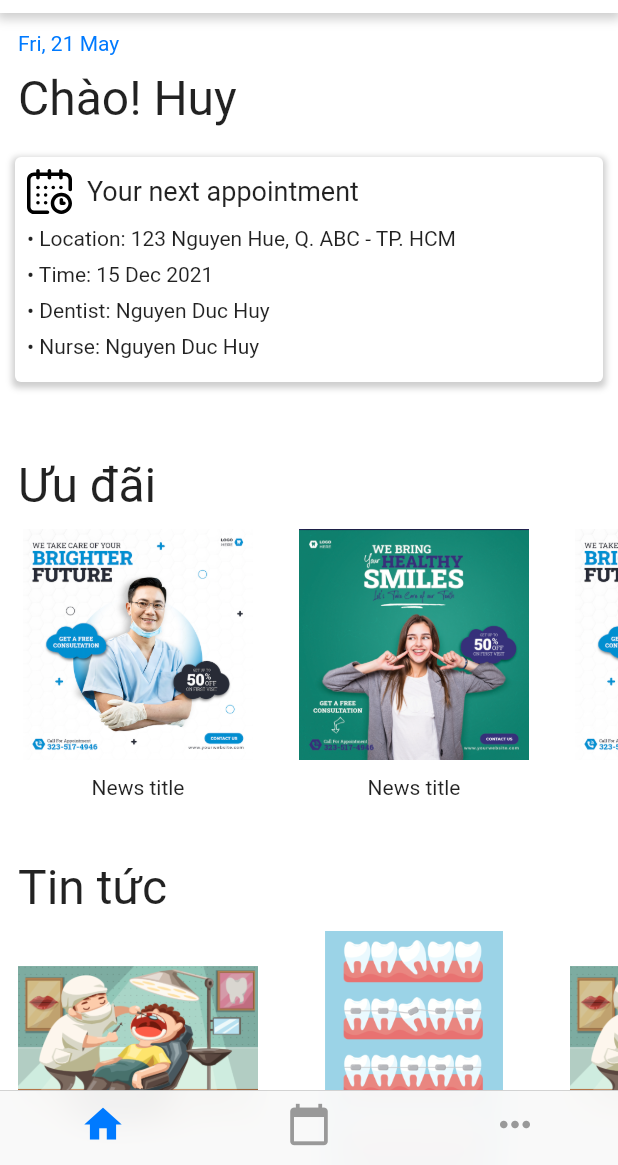
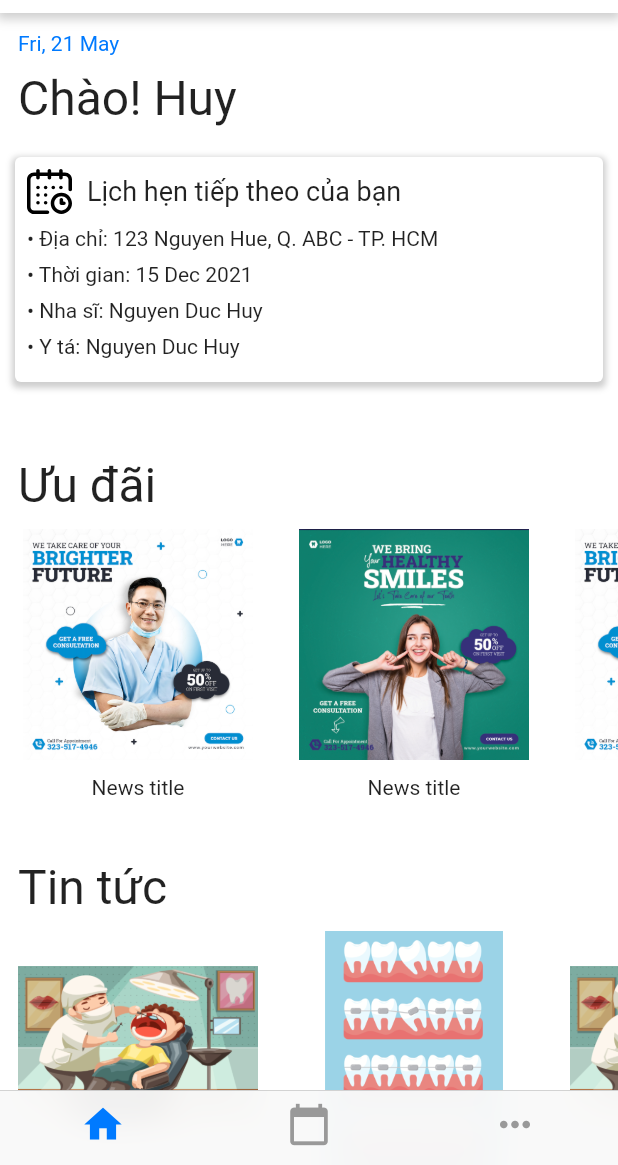
Before and after one commit to redore1234/HCIProject, a Flutter app: the screen it shows after launch, on a phone screen of 412 x 824 dp, the part 71-1236 px from its top. Run offline on Flutter 3.47's test engine with Material 2 defaults, Android fonts, the phone set to English and light mode, and no system bars; our stand-ins replace date_picker_timeline, flutter_svg, table_calendar.

Commit message:
translate english to vietnamese in next-appointment-cart

```diff
--- a/lib/views/home/next-appointment-card.dart
+++ b/lib/views/home/next-appointment-card.dart
@@ -1,6 +1,3 @@
-
-
-
 import 'package:flutter/cupertino.dart';
 import 'package:flutter/material.dart';
 import 'package:clinicbookingapp/helpers/constants.dart';
@@ -18,44 +15,58 @@ class NextAppointmentCard extends StatelessWidget {
                 color: Colors.grey.withOpacity(0.5),
                 spreadRadius: 2,
                 blurRadius: 3,
-              offset: Offset(0, 2)
-          ),
-        ]
-      ),
+                offset: Offset(0, 2)),
+          ]),
       child: Padding(
         padding: const EdgeInsets.all(8.0),
         child: Column(
           mainAxisAlignment: MainAxisAlignment.start,
           crossAxisAlignment: CrossAxisAlignment.start,
-
           children: <Widget>[
             Row(
               mainAxisAlignment: MainAxisAlignment.start,
               children: <Widget>[
-                SvgPicture.asset(Constants.CALENDAR_ICON_REF, height: 30.0, width: 30.0,),
-                SizedBox(width: 10,),
-                Text("Your next appointment", style: TextStyle(fontSize: 18, fontWeight: FontWeight.w400),),
+                SvgPicture.asset(
+                  Constants.CALENDAR_ICON_REF,
+                  height: 30.0,
+                  width: 30.0,
+                ),
+                SizedBox(
+                  width: 10,
+                ),
+                Text(
+                  "Lịch hẹn tiếp theo của bạn",
+                  style: TextStyle(fontSize: 18, fontWeight: FontWeight.w400),
+                ),
               ],
             ),
-            SizedBox(height: 8,),
+            SizedBox(
+              height: 8,
+            ),
 
             // location of clinic
-            Text("\u2022 Location: 123 Nguyen Hue, Q. ABC - TP. HCM"),
-            SizedBox(height: 8,),
+            Text("\u2022 Địa chỉ: 123 Nguyen Hue, Q. ABC - TP. HCM"),
+            SizedBox(
+              height: 8,
+            ),
             // time of the next appointment
-            Text("\u2022 Time: 15 Dec 2021"),
-            SizedBox(height: 8,),
+            Text("\u2022 Thời gian: 15 Dec 2021"),
+            SizedBox(
+              height: 8,
+            ),
             // dentist info
-            Text("\u2022 Dentist: Nguyen Duc Huy"),
-            SizedBox(height: 8,),
+            Text("\u2022 Nha sĩ: Nguyen Duc Huy"),
+            SizedBox(
+              height: 8,
+            ),
             // Nurse info
-            Text("\u2022 Nurse: Nguyen Duc Huy"),
-            SizedBox(height: 8,),
-
+            Text("\u2022 Y tá: Nguyen Duc Huy"),
+            SizedBox(
+              height: 8,
+            ),
           ],
         ),
       ),
     );
   }
-
 }
```
Lines whose indentation alone changed are shown as unchanged.
